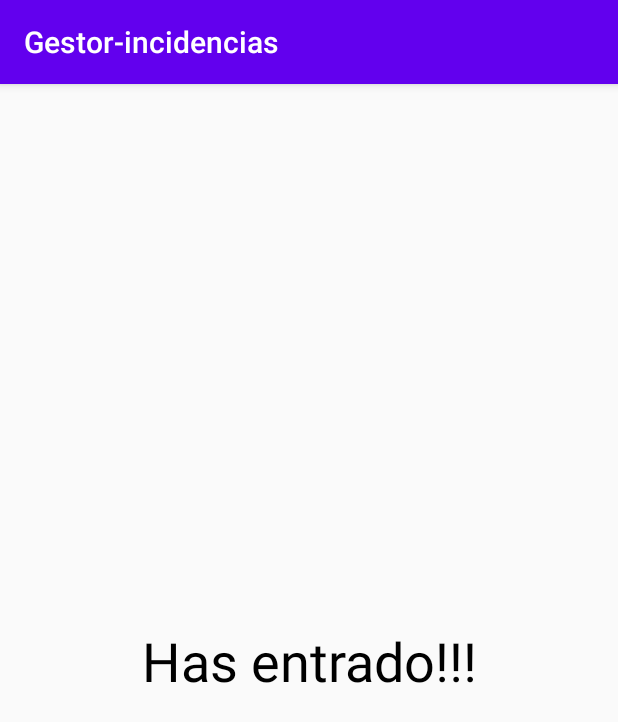
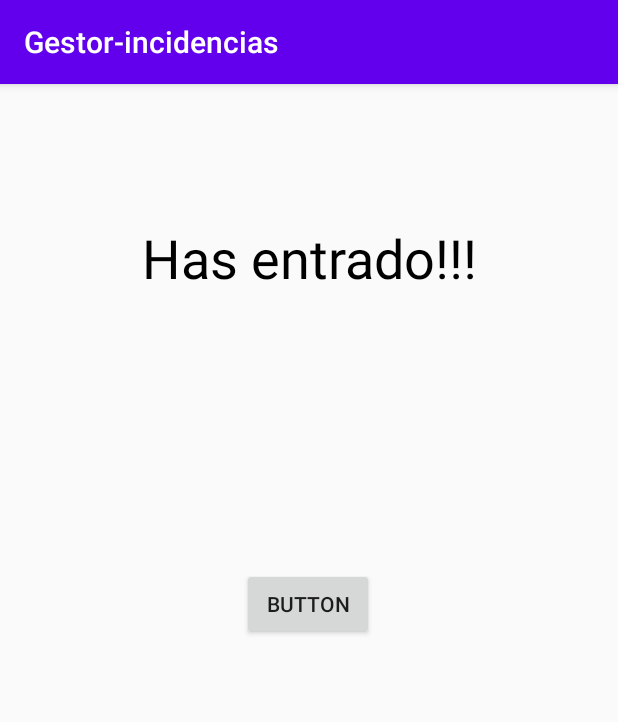
Before and after one commit to nessx/gestor-incidencias, an Android app: the iniciomenu screen opened directly, with no data from a screen before it, on a phone screen of 412 x 824 dp. Shown: the top 722 px of the screen. Run offline under Robolectric (Android 15) with nearby library versions, the phone set to English and light mode, and no system bars.

```diff
--- a/app/src/main/AndroidManifest.xml
+++ b/app/src/main/AndroidManifest.xml
@@ -11,6 +11,7 @@
         android:supportsRtl="true"
         android:theme="@style/AppTheme">
         <activity android:name=".iniciomenu" />
+        <activity android:name=".clases.agregar" />
         <activity android:name=".MainActivity">
             <intent-filter>
                 <action android:name="android.intent.action.MAIN" />
--- a/app/src/main/java/com/example/gestor_incidencias/iniciomenu.java
+++ b/app/src/main/java/com/example/gestor_incidencias/iniciomenu.java
@@ -1,18 +1,35 @@
 package com.example.gestor_incidencias;
 
 import androidx.appcompat.app.AppCompatActivity;
+
+import android.content.Intent;
 import android.os.Bundle;
+import android.view.View;
+import android.widget.Button;
+
+import com.example.gestor_incidencias.clases.*;
 
 
 
 public class iniciomenu extends AppCompatActivity {
+    Button agregar;
 
     @Override
     protected void onCreate(Bundle savedInstanceState) {
         super.onCreate(savedInstanceState);
         setContentView(R.layout.menu_inicio);
+        agregar = findViewById(R.id.agregar);
+
 
         //codigo
+
+        agregar.setOnClickListener(new View.OnClickListener() {
+            @Override
+            public void onClick(View v) {
+                Intent intent = new Intent (iniciomenu.this, agregar.class);
+                startActivity(intent);
+            }
+        });
 
         // fragments pasar datos tutorals
 
--- a/app/src/main/res/layout/menu_inicio.xml
+++ b/app/src/main/res/layout/menu_inicio.xml
@@ -16,5 +16,18 @@
         app:layout_constraintBottom_toBottomOf="parent"
         app:layout_constraintEnd_toEndOf="parent"
         app:layout_constraintStart_toStartOf="parent"
-        app:layout_constraintTop_toTopOf="parent" />
+        app:layout_constraintTop_toTopOf="parent"
+        app:layout_constraintVertical_bias="0.127" />
+
+    <Button
+        android:id="@+id/agregar"
+        android:layout_width="wrap_content"
+        android:layout_height="wrap_content"
+        android:text="Button"
+        app:layout_constraintBottom_toBottomOf="parent"
+        app:layout_constraintEnd_toEndOf="parent"
+        app:layout_constraintHorizontal_bias="0.498"
+        app:layout_constraintStart_toStartOf="parent"
+        app:layout_constraintTop_toTopOf="parent"
+        app:layout_constraintVertical_bias="0.448" />
 </androidx.constraintlayout.widget.ConstraintLayout>
```
Also changed, not shown: app/src/main/java/com/example/gestor_incidencias/clases/agregar.java (+23 -1 lines), app/src/main/res/layout/agregar.xml (added, +62 -0 lines).
